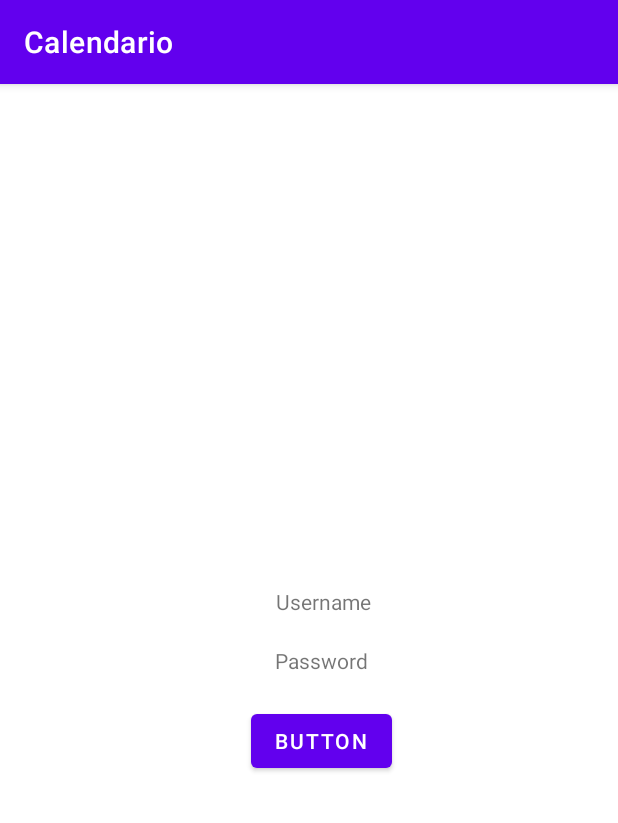
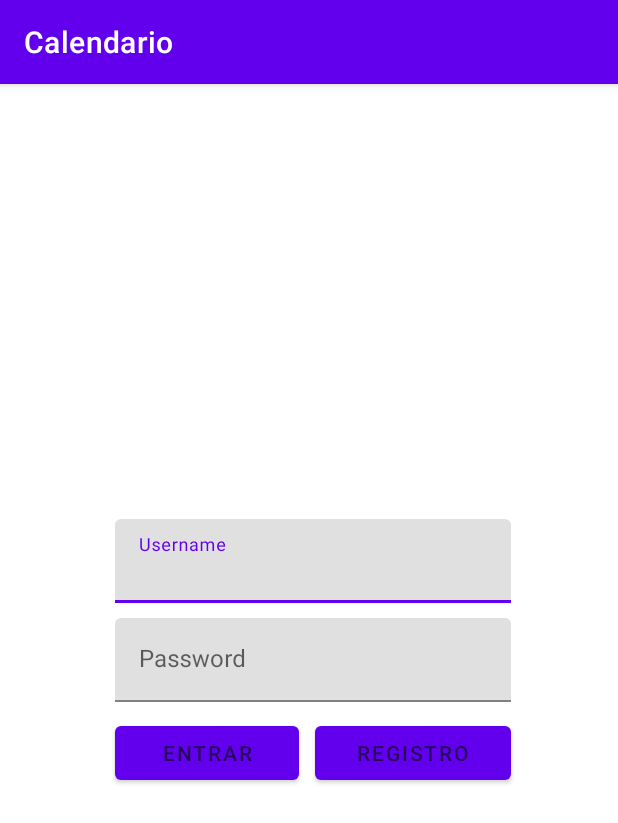
Before and after one commit to RodrigoZafra/First, an Android app: the screen it shows after launch (MainActivity), on a phone screen of 412 x 824 dp. Shown: the top 823 px of the screen. Run offline under Robolectric (Android 15) with nearby library versions, the phone set to English and light mode, and no system bars.

Commit message:
ventana de login

```diff
--- a/app/src/main/res/layout/activity_main.xml
+++ b/app/src/main/res/layout/activity_main.xml
@@ -6,45 +6,93 @@
     android:layout_height="match_parent"
     tools:context=".MainActivity">
 
-    <TextView
-        android:id="@+id/hello"
-        android:layout_width="wrap_content"
+    <com.google.android.material.textfield.TextInputLayout
+        android:id="@+id/til1"
+        android:layout_width="0dp"
         android:layout_height="wrap_content"
-        android:text=" Username"
-        app:layout_constraintEnd_toEndOf="parent"
+        android:layout_marginBottom="10dp"
+        app:layout_constraintBottom_toTopOf="@id/til2"
+        app:layout_constraintEnd_toEndOf="@id/guideline4"
+        app:layout_constraintStart_toStartOf="@id/guideline2">
+
+
+        <EditText
+            android:layout_width="match_parent"
+            android:layout_height="wrap_content"
+            android:hint="Username">
+
+        </EditText>
+
+    </com.google.android.material.textfield.TextInputLayout>
+
+    <com.google.android.material.textfield.TextInputLayout
+        android:id="@+id/til2"
+        android:layout_width="0dp"
+        android:layout_height="wrap_content"
+        app:layout_constraintBottom_toBottomOf="parent"
+        app:layout_constraintEnd_toEndOf="@id/guideline4"
         app:layout_constraintStart_toStartOf="@id/guideline2"
-        app:layout_constraintBottom_toTopOf="@id/password"
-        android:layout_marginBottom="20dp"
+        app:layout_constraintTop_toBottomOf="@id/til1"
+        app:layout_constraintTop_toTopOf="parent">
 
-        />
+
+        <EditText
+            android:layout_width="match_parent"
+            android:layout_height="wrap_content"
+            android:hint="Password">
+
+        </EditText>
+
+    </com.google.android.material.textfield.TextInputLayout>
+
+    <Button
+        android:id="@+id/button1"
+        android:layout_width="0dp"
+        android:layout_height="wrap_content"
+        android:layout_marginTop="10dp"
+        android:hint="ENTRAR"
+        android:layout_marginRight="5dp"
+        app:layout_constraintStart_toStartOf="@id/guideline2"
+        app:layout_constraintTop_toBottomOf="@id/til2"
+        app:layout_constraintEnd_toEndOf="@id/guideline5">
+
+
+    </Button>
+
+    <Button
+        android:id="@+id/button2"
+        android:layout_width="0dp"
+        android:layout_height="wrap_content"
+        android:layout_marginTop="10dp"
+        android:layout_marginLeft="5dp"
+        android:hint="REGISTRO"
+        app:layout_constraintEnd_toEndOf="@id/guideline4"
+        app:layout_constraintStart_toStartOf="@id/guideline5"
+        app:layout_constraintTop_toBottomOf="@id/til2">
+
+
+    </Button>
 
     <androidx.constraintlayout.widget.Guideline
         android:id="@+id/guideline2"
         android:layout_width="wrap_content"
         android:layout_height="wrap_content"
         android:orientation="vertical"
-        app:layout_constraintGuide_begin="16dp" />
+        app:layout_constraintGuide_begin="77dp" />
 
-    <Button
-        android:id="@+id/button"
+    <androidx.constraintlayout.widget.Guideline
+        android:id="@+id/guideline4"
         android:layout_width="wrap_content"
         android:layout_height="wrap_content"
-        android:text="Button"
-        app:layout_constraintTop_toBottomOf="@id/password"
-        app:layout_constraintEnd_toEndOf="parent"
-        app:layout_constraintStart_toStartOf="@id/guideline2"
-        android:layout_marginTop="20dp"
-        />
+        android:orientation="vertical"
+        app:layout_constraintGuide_begin="341dp" />
 
-    <TextView
-        android:id="@+id/password"
+    <androidx.constraintlayout.widget.Guideline
+        android:id="@+id/guideline5"
         android:layout_width="wrap_content"
         android:layout_height="wrap_content"
-        android:text="Password"
-        app:layout_constraintBottom_toBottomOf="parent"
-        app:layout_constraintEnd_toEndOf="parent"
-        app:layout_constraintStart_toStartOf="@+id/guideline2"
-        app:layout_constraintTop_toTopOf="parent"
-        />
+        android:orientation="vertical"
+        app:layout_constraintGuide_begin="205dp" />
+
 
 </androidx.constraintlayout.widget.ConstraintLayout>
```
